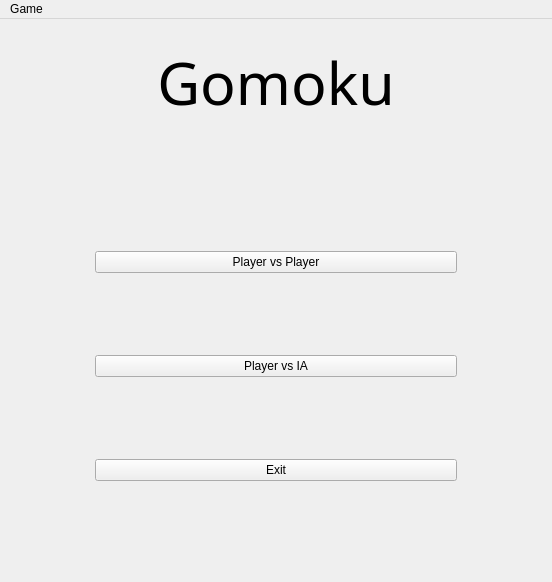
Qt form GomokuWindow.ui (vladydan/gomoku) before a commit.
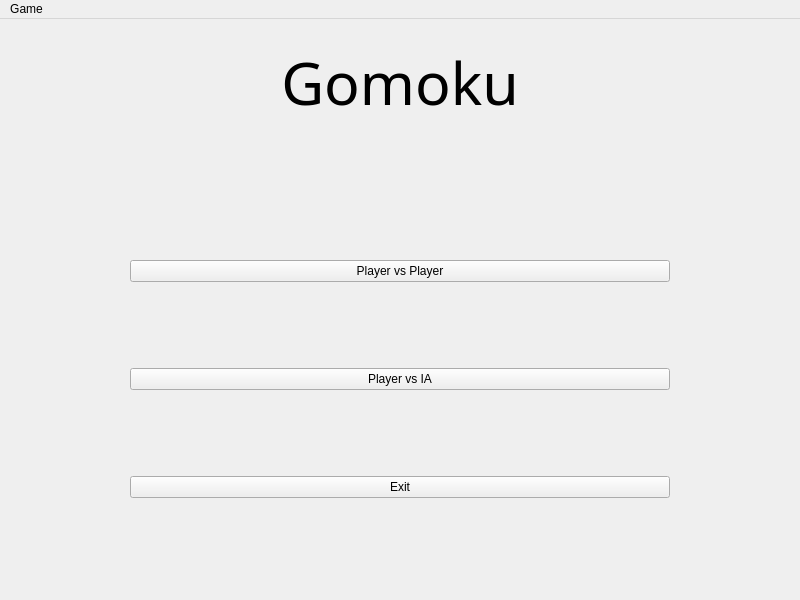
The same form after that commit.

Commit message: Fixed window size

Patch:
```diff
--- a/GomokuWindow.ui
+++ b/GomokuWindow.ui
@@ -6,8 +6,8 @@
    <rect>
     <x>0</x>
     <y>0</y>
-    <width>552</width>
-    <height>582</height>
+    <width>800</width>
+    <height>600</height>
    </rect>
   </property>
   <property name="windowTitle">
@@ -230,8 +230,8 @@
     <rect>
      <x>0</x>
      <y>0</y>
-     <width>552</width>
-     <height>19</height>
+     <width>800</width>
+     <height>26</height>
     </rect>
    </property>
    <property name="nativeMenuBar">
```
The commit also changes 3 other files.
